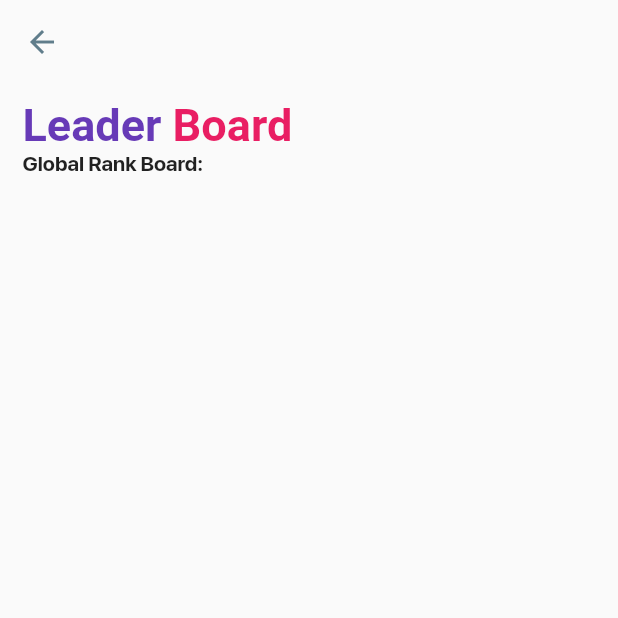
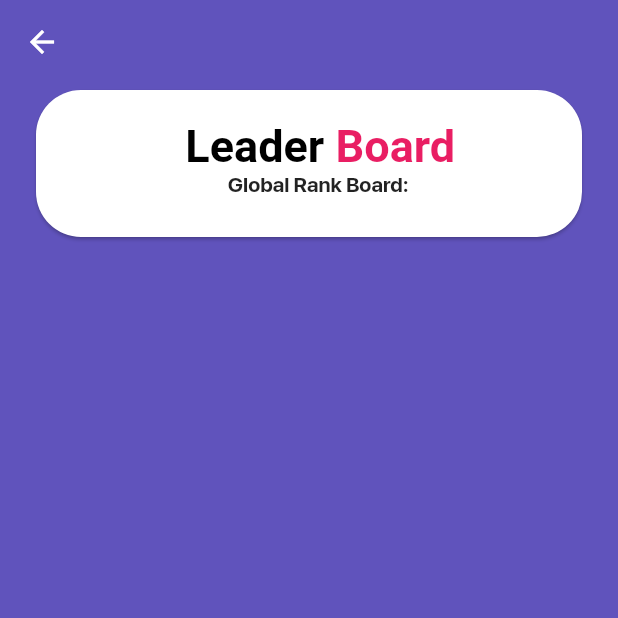
Before and after one commit to ptm0727/SihWinner, a Flutter app: the LeaderBoard screen opened directly, on a phone screen of 412 x 824 dp, the top half of it. Run offline on Flutter 3.47's test engine with Material 2 defaults, Android fonts, the phone set to English and light mode, and no system bars; our stand-ins replace audioplayers, cloud_firestore, curved_navigation_bar, firebase_auth, firebase_core, flutter_neumorphic and 5 more; missing offline and left inert: audioplayers_web, favorite_button, firebase_image; accounts and stored records are empty.

Commit message:
leaderboard ui

```diff
--- a/lib/profile/newprofile.dart
+++ b/lib/profile/newprofile.dart
@@ -27,16 +27,14 @@ class _LeaderBoardState extends State<LeaderBoard> {
             .collection('points')
             .doc(auth.currentUser?.uid)
             .set({
-          'id':auth.currentUser?.uid,
-
+              'id': auth.currentUser?.uid,
               'game': p1,
               'uid': auth.currentUser?.uid,
               'date': DateTime.now().toString()
             })
             .then((value) => print("User Added"))
             .catchError((error) => print("Failed to add user: $error"));
-      }
-      else{
+      } else {
         FirebaseFirestore.instance
             .collection('points')
             .doc(auth.currentUser?.uid)
@@ -55,20 +53,27 @@ class _LeaderBoardState extends State<LeaderBoard> {
     points_firebase x = points_firebase();
 
     var r = TextStyle(color: Colors.purpleAccent, fontSize: 34);
-    return Stack(
-      children: <Widget>[
-        Scaffold(
+    return Scaffold(
+        backgroundColor: Color(0xff6053BC),
+        //extendBodyBehindAppBar: true,
         appBar: AppBar(
           //centerTitle: true,
           //title: Text("Check your ranks"),
           backgroundColor: Colors.transparent,
-            foregroundColor: Colors.blueGrey,
+          foregroundColor: Colors.white,
           elevation: 0.0,
         ),
-            body: Container(
-          margin: EdgeInsets.only(top: 0.0),
+        body: SingleChildScrollView(
+          child: Padding(
+            padding: EdgeInsets.only(left: 20, right: 20, bottom: 20, top: 0),
+            child: Card(
+              shape: RoundedRectangleBorder(
+                  borderRadius: BorderRadius.circular(30)),
+              color: Colors.white,
+              child: Padding(
+                padding: EdgeInsets.all(10.0),
                 child: Column(
-            crossAxisAlignment: CrossAxisAlignment.start,
+                  crossAxisAlignment: CrossAxisAlignment.center,
                   children: <Widget>[
                     Container(
                       margin: EdgeInsets.only(left: 15.0, top: 10.0),
@@ -76,7 +81,7 @@ class _LeaderBoardState extends State<LeaderBoard> {
                           text: TextSpan(
                               text: "Leader",
                               style: TextStyle(
-                            color: Colors.deepPurple,
+                                  color: Colors.black,
                                   fontSize: 30.0,
                                   fontWeight: FontWeight.bold),
                               children: [
@@ -95,8 +100,7 @@ class _LeaderBoardState extends State<LeaderBoard> {
                         style: TextStyle(fontWeight: FontWeight.bold),
                       ),
                     ),
-              Flexible(
-                  child: FutureBuilder<QuerySnapshot>(
+                    FutureBuilder<QuerySnapshot>(
                         future: FirebaseFirestore.instance
                             .collection('points')
                             .orderBy('game', descending: true)
@@ -113,7 +117,10 @@ class _LeaderBoardState extends State<LeaderBoard> {
                             i = 0;
                             var data = snapshot.requireData;
 
-                          return ListView.builder(
+                            return Padding(
+                              padding: const EdgeInsets.all(8.0),
+                              child: ListView.builder(
+                                  shrinkWrap: true,
                                   itemCount: data.size,
                                   itemBuilder: (context, index) {
                                     var dictionary = {};
@@ -122,7 +129,6 @@ class _LeaderBoardState extends State<LeaderBoard> {
                                       print('Greater than 1');
                                       if (data.docs[index]['game'] ==
                                           data.docs[index - 1]['game']) {
-
                                         print('Same');
                                       } else {
                                         i++;
@@ -130,9 +136,10 @@ class _LeaderBoardState extends State<LeaderBoard> {
                                     }
 
                                     var name = data.docs[index]['uid'];
-                                if(data.docs[index].id == auth.currentUser?.uid)
+                                    if (data.docs[index].id ==
+                                        auth.currentUser?.uid)
                                       name = "me";
-                                else if(data.docs[index].id == name )
+                                    else if (data.docs[index].id == name)
                                       name = "anonymous";
 
                                     return Padding(
@@ -153,19 +160,24 @@ class _LeaderBoardState extends State<LeaderBoard> {
                                                   style: BorderStyle.solid),
                                               borderRadius:
                                                   BorderRadius.circular(5.0)),
-                                      width: MediaQuery.of(context).size.width,
+                                          width:
+                                              MediaQuery.of(context).size.width,
                                           child: Column(
                                             children: <Widget>[
                                               Row(
                                                 children: <Widget>[
                                                   Padding(
-                                                padding: const EdgeInsets.only(
-                                                    left: 20.0, top: 10.0),
+                                                    padding:
+                                                        const EdgeInsets.only(
+                                                            left: 20.0,
+                                                            top: 10.0),
                                                     child: Column(
                                                       mainAxisAlignment:
-                                                      MainAxisAlignment.center,
+                                                          MainAxisAlignment
+                                                              .center,
                                                       crossAxisAlignment:
-                                                      CrossAxisAlignment.start,
+                                                          CrossAxisAlignment
+                                                              .start,
                                                       children: <Widget>[
                                                         Container(
                                                             alignment: Alignment
@@ -173,16 +185,23 @@ class _LeaderBoardState extends State<LeaderBoard> {
                                                             child: Text(
                                                               name.toString(),
                                                               style: TextStyle(
-                                                              color: Colors
-                                                                  .deepPurple,
+                                                                  fontSize: 20,
                                                                   fontWeight:
                                                                       FontWeight
-                                                                      .w500),
+                                                                          .bold),
                                                               maxLines: 6,
                                                             )),
-                                                    Text("Points: " +
-                                                        ((data.docs[index]['game']*1000).toInt())
-                                                            .toString()),
+                                                        Text(
+                                                            "Points: " +
+                                                                ((data.docs[index]['game'] *
+                                                                            1000)
+                                                                        .toInt())
+                                                                    .toString(),
+                                                            style: TextStyle(
+                                                                fontSize: 10,
+                                                                fontWeight:
+                                                                    FontWeight
+                                                                        .bold)),
                                                       ],
                                                     ),
                                                   ),
@@ -207,17 +226,19 @@ class _LeaderBoardState extends State<LeaderBoard> {
                                         ),
                                       ),
                                     );
-                              });
+                                  }),
+                            );
                           } else {
                             return Center(
                               child: CircularProgressIndicator(),
                             );
                           }
-                      }))
+                        })
                   ],
                 ),
-        )),
-      ],
-    );
+              ),
+            ),
+          ),
+        ));
   }
 }
```
Lines whose indentation alone changed are shown as unchanged.
